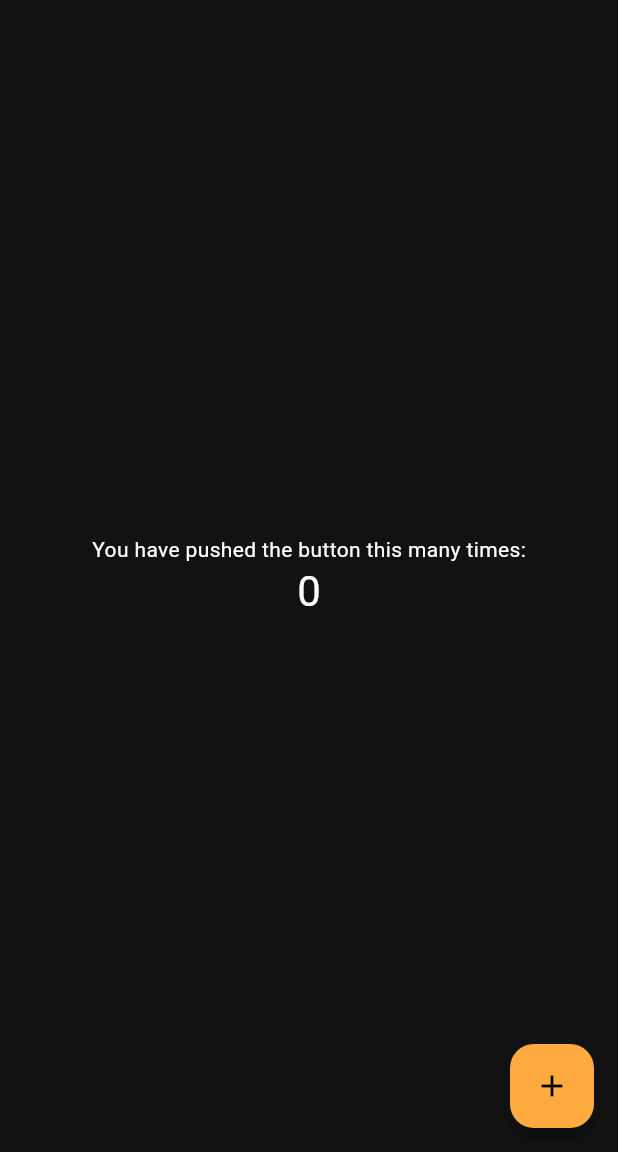
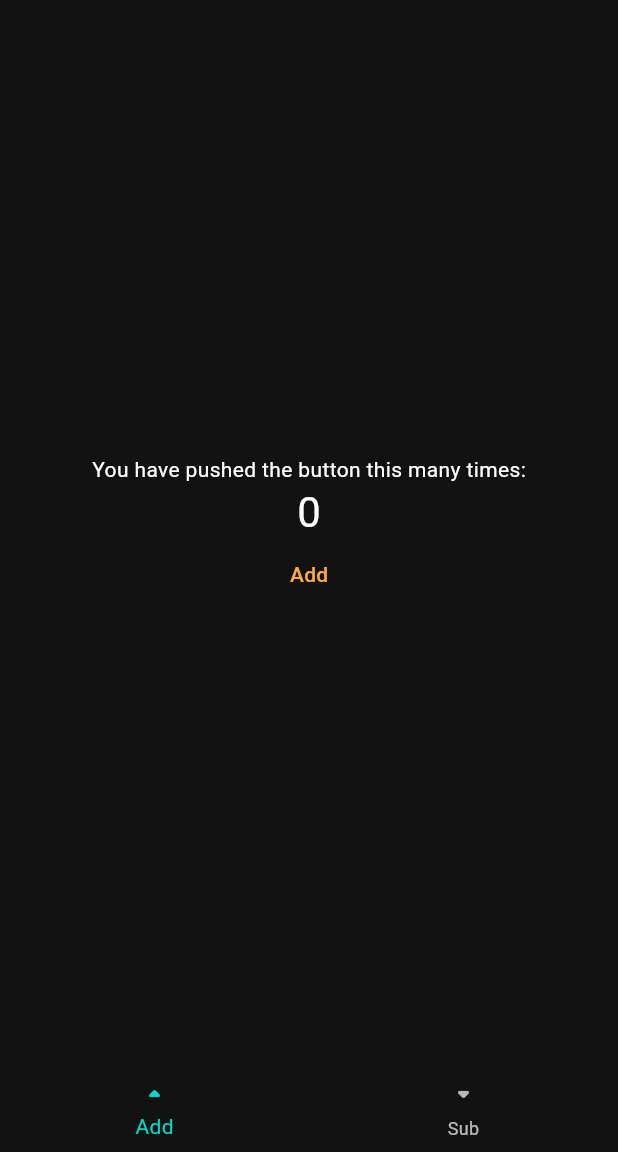
Before and after one commit to Slava140/JoraApp, a Flutter app: the screen it shows after launch, on a phone screen of 412 x 824 dp, the part 84-1236 px from its top. Run offline on Flutter 3.47's test engine with Material 3 defaults, Android fonts, the phone set to English and light mode, and no system bars.

Commit message:
Добавил экраны Increment и Decrement. Сделал Домашнюю страницу

```diff
--- a/lib/screens/home.dart
+++ b/lib/screens/home.dart
@@ -1,4 +1,6 @@
 import 'package:flutter/material.dart';
+import 'package:test_app/screens/increment.dart';
+import 'package:test_app/screens/decrement.dart';
 
 class HomeScreen extends StatefulWidget {
   const HomeScreen({super.key, required this.title});
@@ -9,11 +11,15 @@ class HomeScreen extends StatefulWidget {
 }
 
 class _HomeScreenState extends State<HomeScreen> {
-  int _counter = 0;
+  int _selectedIndex = 0;
+  static const List<Widget> _widgetOptions = <Widget>[
+    IncrementScreen(title: 'Add'),
+    DecrementScreen(title: 'Sub'),
+  ];
 
-  void _incrementCounter() {
+  void _onItemTapped(int index) {
     setState(() {
-      _counter++;
+      _selectedIndex = index;
     });
   }
 
@@ -24,22 +30,14 @@ class _HomeScreenState extends State<HomeScreen> {
         backgroundColor: Theme.of(context).colorScheme.inversePrimary,
         title: Text(widget.title),
       ),
-      body: Center(
-        child: Column(
-          mainAxisAlignment: MainAxisAlignment.center,
-          children: <Widget>[
-            const Text('You have pushed the button this many times:'),
-            Text(
-              '$_counter',
-              style: Theme.of(context).textTheme.headlineMedium,
-            ),
-          ],
-        ),
-      ),
-      floatingActionButton: FloatingActionButton(
-        onPressed: _incrementCounter,
-        tooltip: 'Increment',
-        child: const Icon(Icons.add),
+      body: Center(child: _widgetOptions.elementAt(_selectedIndex)),
+      bottomNavigationBar: BottomNavigationBar(
+        items: [
+          BottomNavigationBarItem(icon: Icon(Icons.arrow_drop_up_rounded), label: 'Add'),
+          BottomNavigationBarItem(icon: Icon(Icons.arrow_drop_down_rounded), label: 'Sub'),
+        ],
+        currentIndex: _selectedIndex,
+        onTap: _onItemTapped,
       ),
     );
   }
--- /dev/null
+++ b/lib/screens/increment.dart
@@ -0,0 +1,36 @@
+import 'package:flutter/material.dart';
+
+class IncrementScreen extends StatefulWidget {
+  const IncrementScreen({super.key, required this.title});
+  final String title;
+
+  @override
+  State<IncrementScreen> createState() => _IncrementScreenState();
+}
+
+class _IncrementScreenState extends State<IncrementScreen> {
+  int _counter = 0;
+
+  void _incrementCounter() {
+    setState(() {
+      _counter++;
+    });
+  }
+
+  @override
+  Widget build(BuildContext context) {
+    return Center(
+        child: Column(
+          mainAxisAlignment: MainAxisAlignment.center,
+          children: <Widget>[
+            const Text('You have pushed the button this many times:'),
+            Text(
+              '$_counter',
+              style: Theme.of(context).textTheme.headlineMedium,
+            ),
+            TextButton(onPressed: _incrementCounter, child: const Text('Add'),)
+          ]
+        )
+    );
+  }
+}
```
Also changed, not shown: lib/screens/decrement.dart (added, +36 -0 lines).
